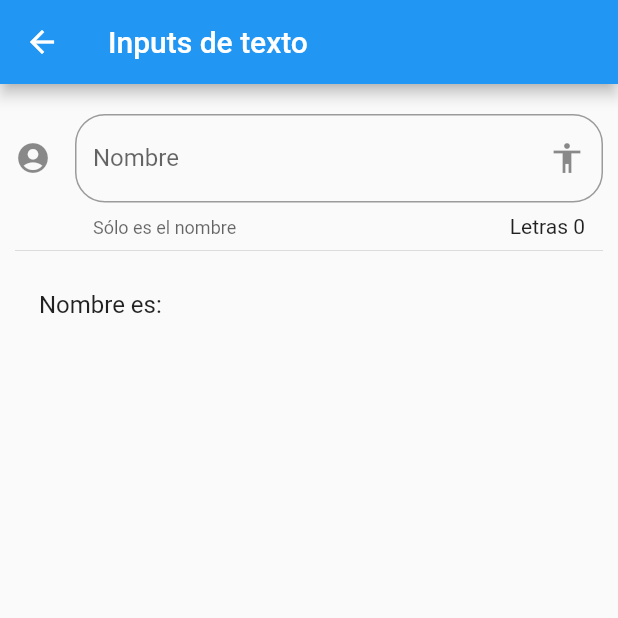
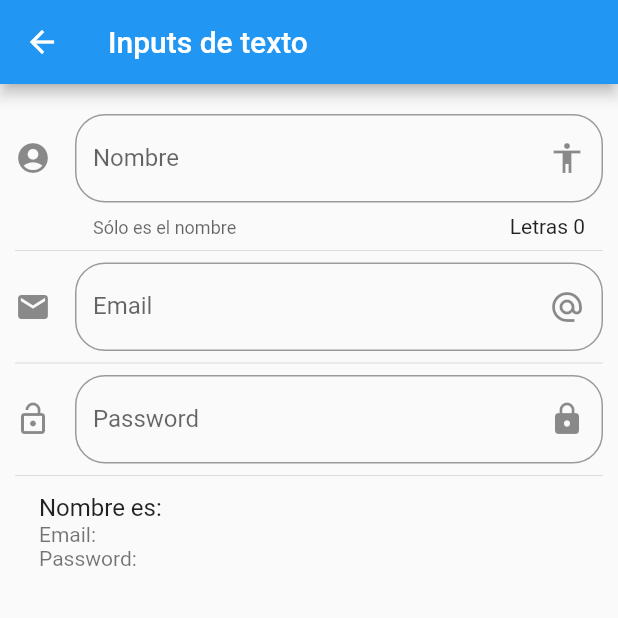
Before and after one commit to aizaguirreteb/flutter-course-components, a Flutter app: the InputPage screen opened by its route, on a phone screen of 412 x 824 dp, the top half of it. Run offline on Flutter 3.47's test engine with Material 2 defaults, Android fonts, the phone set to English and light mode, and no system bars.

Commit message:
Email and password inputs

```diff
--- a/lib/src/pages/input_page.dart
+++ b/lib/src/pages/input_page.dart
@@ -8,6 +8,8 @@ class InputPage extends StatefulWidget {
 class _InputPageState extends State<InputPage> {
 
   String _nombre = '';
+  String _email  = '';
+  String _password = '';
 
   @override
   Widget build(BuildContext context) {
@@ -19,6 +21,10 @@ class _InputPageState extends State<InputPage> {
         padding: EdgeInsets.symmetric(horizontal: 10.0, vertical: 20.0),
         children: <Widget>[
           _crearInput(),
+          Divider(),
+          _crearEmail(),
+          Divider(),
+          _crearPassword(),
           Divider(),
           _crearPersona(),
         ],
@@ -52,16 +58,53 @@ class _InputPageState extends State<InputPage> {
   }
 
 
-
-
-
-
-
-
-
   Widget _crearPersona() {
     return ListTile(
       title: Text('Nombre es: $_nombre'),
+      subtitle: Text('Email: $_email \nPassword: $_password'),
+
+    );
+  }
+
+  Widget _crearEmail() {
+    return TextField(
+      keyboardType: TextInputType.emailAddress,
+      decoration: InputDecoration(
+        border: OutlineInputBorder(
+          borderRadius: BorderRadius.circular(20.0),
+        ),
+        hintText: 'Email',
+        labelText: 'Email',
+        suffixIcon: Icon(Icons.alternate_email),
+        icon: Icon(Icons.email)
+      ),
+      onChanged: (valor) {
+        setState(() {
+          _email = valor;
+        });
+        print(_nombre);
+      },
+    );
+  }
+
+  Widget _crearPassword() {
+    return TextField(
+      obscureText: true,
+      decoration: InputDecoration(
+        border: OutlineInputBorder(
+          borderRadius: BorderRadius.circular(20.0),
+        ),
+        hintText: 'Password',
+        labelText: 'Password',
+        suffixIcon: Icon(Icons.lock),
+        icon: Icon(Icons.lock_open)
+      ),
+      onChanged: (valor) {
+        setState(() {
+          _password = valor;
+        });
+        print(_nombre);
+      },
     );
   }
 }
```
